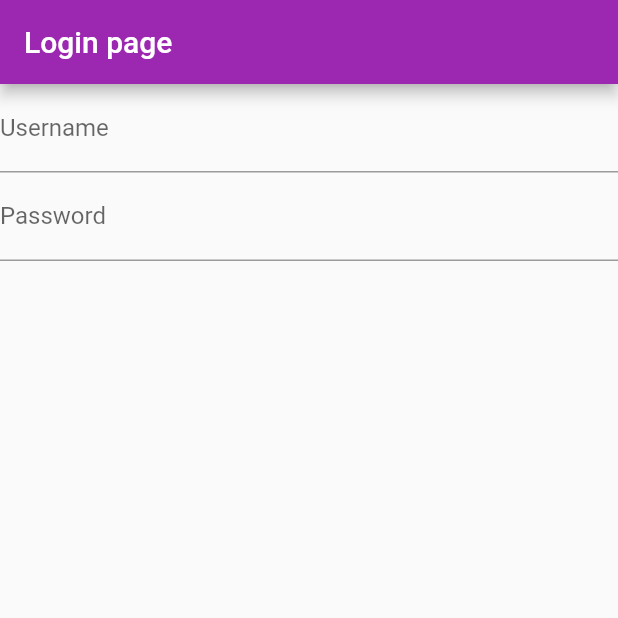
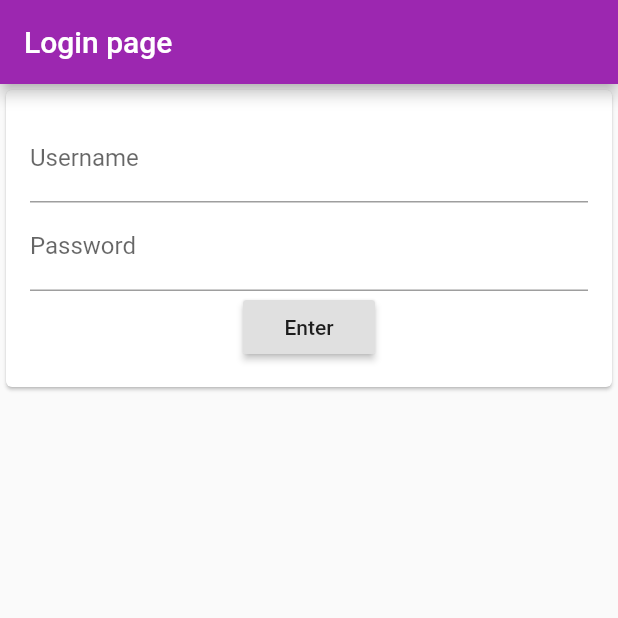
Before and after one commit to abhishekshahane/awesome_app, a Flutter app: the screen it shows after launch, on a phone screen of 412 x 824 dp, the top half of it. Run offline on Flutter 3.47's test engine with Material 2 defaults, Android fonts, the phone set to English and light mode, and no system bars.

Commit message:
Added complete login

```diff
--- a/lib/pages/login_page.dart
+++ b/lib/pages/login_page.dart
@@ -21,6 +21,10 @@ class _LoginPageState extends State<LoginPage> {
           child: Form(
         key: formKey,
         // We want this to be a column, not in rows.
+        child: Card(
+          child: Center(
+            child: Padding(
+              padding: const EdgeInsets.all(16.0),
               child: Column(
                 children: <Widget>[
                   TextFormField(
@@ -31,12 +35,19 @@ class _LoginPageState extends State<LoginPage> {
                   ),
                   TextFormField(
                     controller: _passwordController,
-              keyboardType: TextInputType.emailAddress,
+                    keyboardType: TextInputType.text,
                     obscureText: true,
                     decoration: InputDecoration(
                         hintText: "Enter password", labelText: "Password"),
+                  ),
+                  RaisedButton(
+                    onPressed: () {},
+                    child: Text("Enter"),
                   )
                 ],
+              ),
+            ),
+          ),
         ),
       )),
     );
```
Lines whose indentation alone changed are shown as unchanged.
